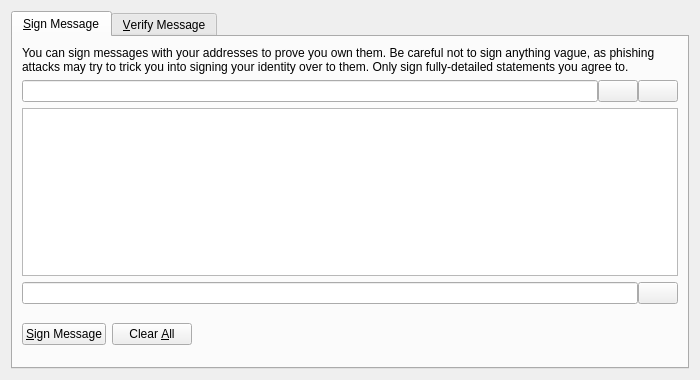
Qt form src/qt/forms/signverifymessagedialog.ui (martexcoin/martexcoin_4x) before a commit.
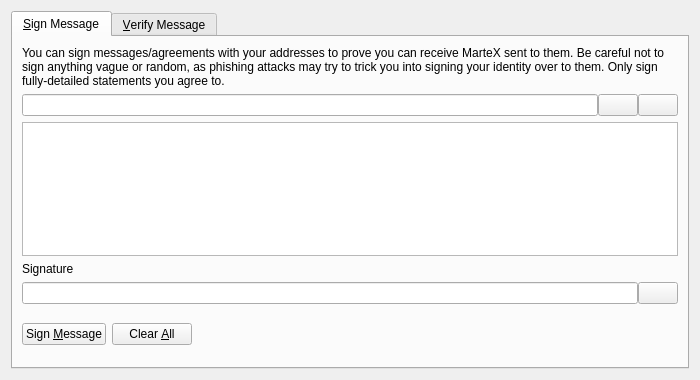
The same form after that commit. The open tabs and pages were chosen to show the change. Icons and pictures are not drawn. Custom widgets are drawn as their Qt base class.

Diff of the .ui file:
```diff
--- a/src/qt/forms/signverifymessagedialog.ui
+++ b/src/qt/forms/signverifymessagedialog.ui
@@ -30,7 +30,7 @@
        <item>
         <widget class="QLabel" name="infoLabel_SM">
          <property name="text">
-          <string>You can sign messages with your addresses to prove you own them. Be careful not to sign anything vague, as phishing attacks may try to trick you into signing your identity over to them. Only sign fully-detailed statements you agree to.</string>
+          <string>You can sign messages/agreements with your addresses to prove you can receive MarteX sent to them. Be careful not to sign anything vague or random, as phishing attacks may try to trick you into signing your identity over to them. Only sign fully-detailed statements you agree to.</string>
          </property>
          <property name="textFormat">
           <enum>Qt::PlainText</enum>
@@ -104,6 +104,16 @@
          </property>
         </widget>
        </item>
+       <item>
+        <widget class="QLabel" name="signatureLabel_SM">
+         <property name="text">
+          <string>Signature</string>
+         </property>
+         <property name="textFormat">
+          <enum>Qt::PlainText</enum>
+         </property>
+        </widget>
+       </item>
        <item>
         <layout class="QHBoxLayout" name="horizontalLayout_2_SM">
          <property name="spacing">
@@ -148,11 +158,7 @@
             <string>Sign the message to prove you own this MarteX address</string>
            </property>
            <property name="text">
-            <string>&amp;Sign Message</string>
-           </property>
-           <property name="icon">
-            <iconset resource="../bitcoin.qrc">
-             <normaloff>:/icons/edit</normaloff>:/icons/edit</iconset>
+            <string>Sign &amp;Message</string>
            </property>
            <property name="autoDefault">
             <bool>false</bool>
```
Left out of the diff: 50 changed lines with no effect on the pictures.
